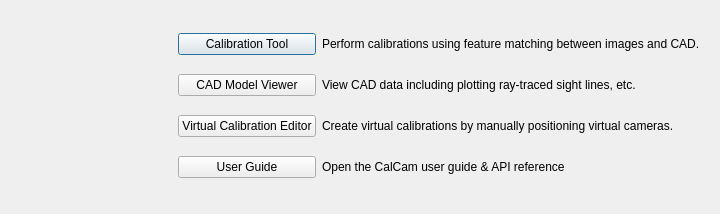
This is calcam/ui/launcher.ui in euratom-software/calcam as Qt 5 draws it before an edit. The edited form follows.
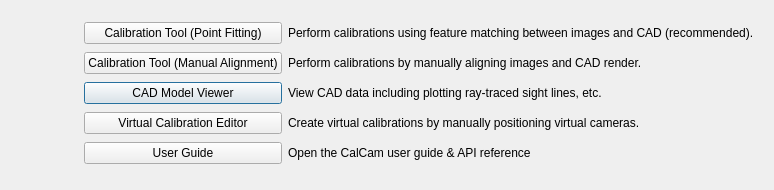
This is the edited form.

Commit message:
Add new "manual alignment" calibration technique:
-> New window and vtkInteractorStyle classes
-> Added button to launcher
-> Changes to how getting wireframe vtkActor objects works (+ associated changes in render).
-> Changes in CalibResults to support new type of calibration and distinguish between this and fitted calibrations.

Patch:
```diff
--- a/calcam/ui/launcher.ui
+++ b/calcam/ui/launcher.ui
@@ -6,8 +6,8 @@
    <rect>
     <x>0</x>
     <y>0</y>
-    <width>720</width>
-    <height>214</height>
+    <width>774</width>
+    <height>190</height>
    </rect>
   </property>
   <property name="sizePolicy">
@@ -36,59 +36,73 @@
       <enum>QFrame::Raised</enum>
      </property>
      <layout class="QGridLayout" name="gridLayout_2">
-      <item row="0" column="1">
-       <widget class="QPushButton" name="calcam_button">
+      <item row="2" column="1">
+       <widget class="QPushButton" name="cad_viewer_button">
         <property name="text">
-         <string>Calibration Tool</string>
+         <string>CAD Model Viewer</string>
         </property>
        </widget>
       </item>
-      <item row="0" column="2">
-       <widget class="QLabel" name="label">
+      <item row="1" column="3">
+       <widget class="QLabel" name="label_5">
         <property name="text">
-         <string>Perform calibrations using feature matching between images and CAD.</string>
+         <string>Perform calibrations by manually aligning images and CAD render.</string>
         </property>
        </widget>
       </item>
-      <item row="3" column="2">
-       <widget class="QLabel" name="label_4">
+      <item row="1" column="1">
+       <widget class="QPushButton" name="alignment_calib_button">
         <property name="text">
-         <string>Open the CalCam user guide &amp; API reference</string>
+         <string>Calibration Tool (Manual Alignment)</string>
         </property>
        </widget>
       </item>
-      <item row="3" column="1">
+      <item row="4" column="3">
+       <widget class="QLabel" name="label_3">
+        <property name="text">
+         <string>Create virtual calibrations by manually positioning virtual cameras.</string>
+        </property>
+       </widget>
+      </item>
+      <item row="5" column="1">
        <widget class="QPushButton" name="userguide_button">
         <property name="text">
          <string>User Guide</string>
         </property>
        </widget>
       </item>
-      <item row="1" column="2">
-       <widget class="QLabel" name="label_2">
+      <item row="5" column="3">
+       <widget class="QLabel" name="label_4">
         <property name="text">
-         <string>View CAD data including plotting ray-traced sight lines, etc.</string>
+         <string>Open the CalCam user guide &amp; API reference</string>
         </property>
        </widget>
       </item>
-      <item row="2" column="1">
+      <item row="0" column="3">
+       <widget class="QLabel" name="label">
+        <property name="text">
+         <string>Perform calibrations using feature matching between images and CAD (recommended).</string>
+        </property>
+       </widget>
+      </item>
+      <item row="0" column="1">
+       <widget class="QPushButton" name="calcam_button">
+        <property name="text">
+         <string>Calibration Tool (Point Fitting)</string>
+        </property>
+       </widget>
+      </item>
+      <item row="4" column="1">
        <widget class="QPushButton" name="view_designer_button">
         <property name="text">
          <string>Virtual Calibration Editor</string>
         </property>
        </widget>
       </item>
-      <item row="2" column="2">
-       <widget class="QLabel" name="label_3">
+      <item row="2" column="3">
+       <widget class="QLabel" name="label_2">
         <property name="text">
-         <string>Create virtual calibrations by manually positioning virtual cameras.</string>
-        </property>
-       </widget>
-      </item>
-      <item row="1" column="1">
-       <widget class="QPushButton" name="cad_viewer_button">
-        <property name="text">
-         <string>CAD Model Viewer</string>
+         <string>View CAD data including plotting ray-traced sight lines, etc.</string>
         </property>
        </widget>
       </item>
```
The commit also changes 7 other files.
